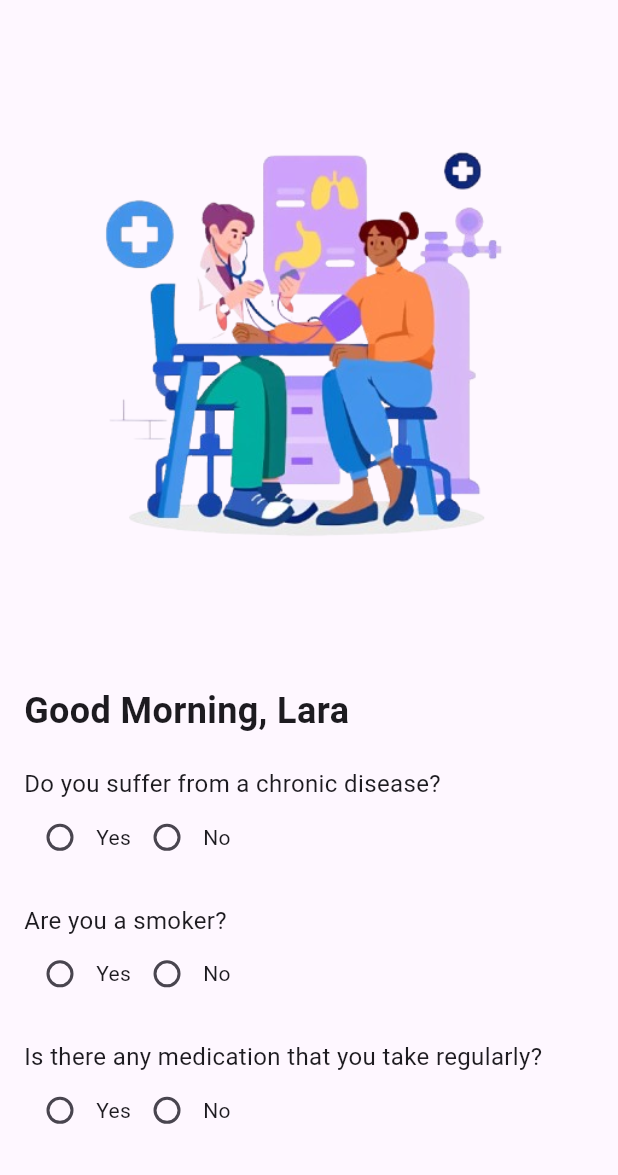
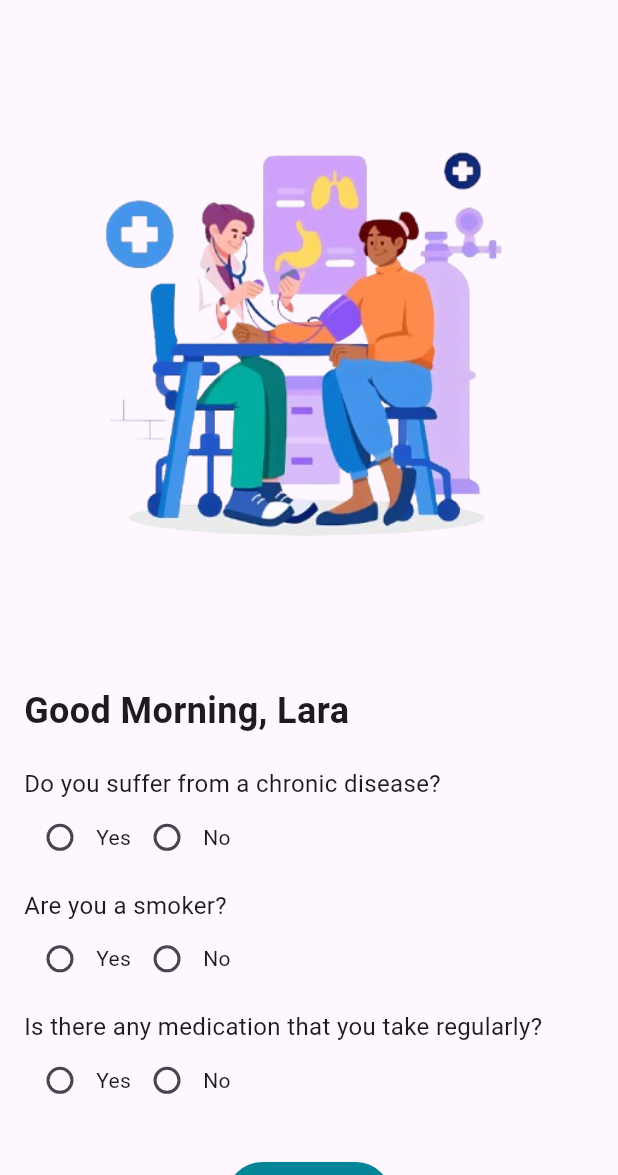
Before and after one commit to radwan20254/application_graduation, a Flutter app: the RegistrationScreen screen opened directly, on a phone screen of 412 x 824 dp, the part 61-1236 px from its top. Run offline on Flutter 3.47's test engine with Material 3 defaults, Android fonts, the phone set to English and light mode, and no system bars; our stand-ins replace bloc, dartz, dio, flutter_animate, flutter_bloc, flutter_map and 5 more; missing offline and left inert: dart:ffi; accounts and stored records are empty.

```diff
--- a/lib/core/API/backend_endpoint.dart
+++ b/lib/core/API/backend_endpoint.dart
@@ -5,4 +5,6 @@ class BackendEndpoint {
       'https://ultimate-terminally-yeti.ngrok-free.app/chatbot/public/api/auth/login';
   static const getQuestions =
       'https://ultimate-terminally-yeti.ngrok-free.app/chatbot/public/api/auth/questions';
+  static const sendResetPasswordEmail =
+      'https://ultimate-terminally-yeti.ngrok-free.app/chatbot/public/api/send-reset-code';
 }
--- a/lib/core/manager/cubit/get_question_cubit.dart
+++ b/lib/core/manager/get_question_cubit/get_question_cubit.dart
@@ -2,8 +2,8 @@ import 'dart:ffi';
 
 import 'package:bloc/bloc.dart';
 import 'package:diagnosify_app/core/API/api_service.dart';
-import 'package:diagnosify_app/features/question_services/model/question_model.dart';
-import 'package:diagnosify_app/features/question_services/question_repo_implementaion.dart';
+import 'package:diagnosify_app/core/services/question_services/model/question_model.dart';
+import 'package:diagnosify_app/core/services/question_services/question_repo_implementaion.dart';
 import 'package:dio/dio.dart';
 import 'package:meta/meta.dart';
 
--- /dev/null
+++ b/lib/core/services/question_services/question_repo.dart
@@ -0,0 +1,6 @@
+import 'package:dartz/dartz.dart';
+import 'package:diagnosify_app/core/services/question_services/model/question_model.dart';
+
+abstract class QuestionRepo {
+  Future<Either<Map<String, dynamic>, QuestionModel>> getQuestions();
+}
--- a/lib/features/question_services/question_repo_implementaion.dart
+++ b/lib/core/services/question_services/question_repo_implementaion.dart
@@ -1,8 +1,8 @@
 import 'package:dartz/dartz.dart';
 import 'package:diagnosify_app/core/API/api_service.dart';
 import 'package:diagnosify_app/core/API/backend_endpoint.dart';
-import 'package:diagnosify_app/features/question_services/model/question_model.dart';
-import 'package:diagnosify_app/features/question_services/question_repo.dart';
+import 'package:diagnosify_app/core/services/question_services/model/question_model.dart';
+import 'package:diagnosify_app/core/services/question_services/question_repo.dart';
 import 'package:dio/dio.dart';
 
 class QuestionRepoImplementaion extends QuestionRepo {
--- a/lib/main.dart
+++ b/lib/main.dart
@@ -1,6 +1,7 @@
 import 'dart:async';
 import 'dart:developer';
 
+import 'package:diagnosify_app/core/manager/get_question_cubit/get_question_cubit.dart';
 import 'package:diagnosify_app/core/services/sigletonesharedperference.dart';
 import 'package:diagnosify_app/features/auth/manager/logincubit/login_cubit.dart';
 import 'package:diagnosify_app/features/auth/manager/signupcubit/signup_cubit.dart';
@@ -29,6 +30,9 @@ class _Diagnosify_appState extends State<Diagnosify_app> {
         BlocProvider<ChatBotCubit>(
           create: (context) => ChatBotCubit(),
         ),
+        BlocProvider<GetQuestionCubit>(
+          create: (context) => GetQuestionCubit(),
+        ),
         BlocProvider<SignupCubit>(
           create: (context) => SignupCubit(),
         ),
--- a/lib/screens/HealthQuestionnaireScreen.dart
+++ b/lib/screens/HealthQuestionnaireScreen.dart
@@ -20,17 +20,31 @@ class RegistrationScreen extends StatefulWidget {
 }
 
 class _RegistrationScreenState extends State<RegistrationScreen> {
-  bool _isFirstTimeRegistration = true; // Simulate first-time registration
+  bool _isFirstTimeRegistration = true;
   String? _chronicDisease;
   String? _smoker;
   String? _regularMedication;
 
   void _submitForm() {
-    // Here you can add the logic to process the form data
+    // You can also send the form data to backend here if needed
     print('Chronic Disease: $_chronicDisease');
     print('Smoker: $_smoker');
     print('Regular Medication: $_regularMedication');
-    // You can also navigate to another screen or show a success message
+  }
+
+  bool _validateAnswers() {
+    if (_chronicDisease == null ||
+        _smoker == null ||
+        _regularMedication == null) {
+      ScaffoldMessenger.of(context).showSnackBar(
+        SnackBar(
+          content: Text("Please answer all questions before proceeding."),
+          backgroundColor: Colors.redAccent,
+        ),
+      );
+      return false;
+    }
+    return true;
   }
 
   @override
@@ -55,113 +69,42 @@ class _RegistrationScreenState extends State<RegistrationScreen> {
         child: Column(
           crossAxisAlignment: CrossAxisAlignment.start,
           children: [
-            Image.asset(
-              'assets/IMG-20250226-WA0009-removebg-preview.png',
-            ),
+            Image.asset('assets/IMG-20250226-WA0009-removebg-preview.png'),
             Text(
               'Good Morning, Lara',
               style: TextStyle(fontSize: 24, fontWeight: FontWeight.bold),
             ),
             SizedBox(height: 20),
-            Text(
-              'Do you suffer from a chronic disease?',
-              style: TextStyle(fontSize: 16),
+            _buildQuestion(
+              question: 'Do you suffer from a chronic disease?',
+              groupValue: _chronicDisease,
+              onChanged: (val) => setState(() => _chronicDisease = val),
             ),
-            Row(
-              children: [
-                Radio<String>(
-                  value: 'Yes',
-                  groupValue: _chronicDisease,
-                  onChanged: (String? value) {
-                    setState(() {
-                      _chronicDisease = value;
-                    });
-                  },
+            _buildQuestion(
+              question: 'Are you a smoker?',
+              groupValue: _smoker,
+              onChanged: (val) => setState(() => _smoker = val),
             ),
-                Text('Yes'),
-                Radio<String>(
-                  value: 'No',
-                  groupValue: _chronicDisease,
-                  onChanged: (String? value) {
-                    setState(() {
-                      _chronicDisease = value;
-                    });
-                  },
-                ),
-                Text('No'),
-              ],
-            ),
-            SizedBox(height: 20),
-            Text(
-              'Are you a smoker?',
-              style: TextStyle(fontSize: 16),
-            ),
-            Row(
-              children: [
-                Radio<String>(
-                  value: 'Yes',
-                  groupValue: _smoker,
-                  onChanged: (String? value) {
-                    setState(() {
-                      _smoker = value;
-                    });
-                  },
-                ),
-                Text('Yes'),
-                Radio<String>(
-                  value: 'No',
-                  groupValue: _smoker,
-                  onChanged: (String? value) {
-                    setState(() {
-                      _smoker = value;
-                    });
-                  },
-                ),
-                Text('No'),
-              ],
-            ),
-            SizedBox(height: 20),
-            Text(
-              'Is there any medication that you take regularly?',
-              style: TextStyle(fontSize: 16),
-            ),
-            Row(
-              children: [
-                Radio<String>(
-                  value: 'Yes',
+            _buildQuestion(
+              question: 'Is there any medication that you take regularly?',
               groupValue: _regularMedication,
-                  onChanged: (String? value) {
-                    setState(() {
-                      _regularMedication = value;
-                    });
-                  },
-                ),
-                Text('Yes'),
-                Radio<String>(
-                  value: 'No',
-                  groupValue: _regularMedication,
-                  onChanged: (String? value) {
-                    setState(() {
-                      _regularMedication = value;
-                    });
-                  },
-                ),
-                Text('No'),
-              ],
+              onChanged: (val) => setState(() => _regularMedication = val),
             ),
             SizedBox(height: 20),
             Center(
               child: ElevatedButton(
                 onPressed: () {
+                  if (_validateAnswers()) {
+                    _submitForm();
                     Navigator.push(
                       context,
                       MaterialPageRoute(
                           builder: (context) => RegistrationScreen2()),
                     );
                     setState(() {
-                    _isFirstTimeRegistration =
-                        false; // Mark registration as complete
+                      _isFirstTimeRegistration = false;
                     });
+                  }
                 },
                 child: Text('Next',
                     style: TextStyle(fontSize: 16, color: Colors.white)),
@@ -176,4 +119,37 @@ class _RegistrationScreenState extends State<RegistrationScreen> {
       ),
     );
   }
+
+  Widget _buildQuestion({
+    required String question,
+    required String? groupValue,
+    required ValueChanged<String?> onChanged,
+  }) {
+    return Column(
+      crossAxisAlignment: CrossAxisAlignment.start,
+      children: [
+        Text(
+          question,
+          style: TextStyle(fontSize: 16),
+        ),
+        Row(
+          children: [
+            Radio<String>(
+              value: 'Yes',
+              groupValue: groupValue,
+              onChanged: onChanged,
+            ),
+            Text('Yes'),
+            Radio<String>(
+              value: 'No',
+              groupValue: groupValue,
+              onChanged: onChanged,
+            ),
+            Text('No'),
+          ],
+        ),
+        SizedBox(height: 10),
+      ],
+    );
   }
+}
```
Also changed, not shown: lib/core/manager/send_reset_code_cubit/send_reset_code_cubit.dart (added, +27 -0 lines), lib/core/manager/send_reset_code_cubit/send_reset_code_state.dart (added, +20 -0 lines), lib/core/services/question_services/model/question_model.dart (renamed from lib/features/question_services/model/question_model.dart, +18 -11 lines), lib/core/services/send_reset_code_services/send_reset_code_repo.dart (added, +8 -0 lines), lib/core/services/send_reset_code_services/send_reset_code_repo_implementation.dart (added, +30 -0 lines), lib/features/question_services/question_repo.dart (deleted, +0 -7 lines), lib/screens/RegistrationScreen.dart (+19 -0 lines), lib/core/manager/get_question_cubit/get_question_state.dart (renamed from lib/core/manager/cubit/get_question_state.dart). Lines whose indentation alone changed are shown as unchanged.
